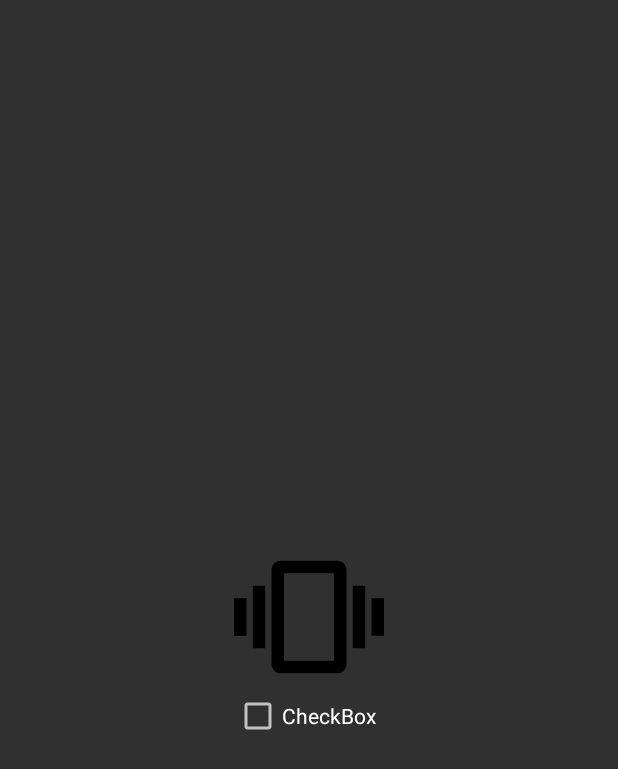
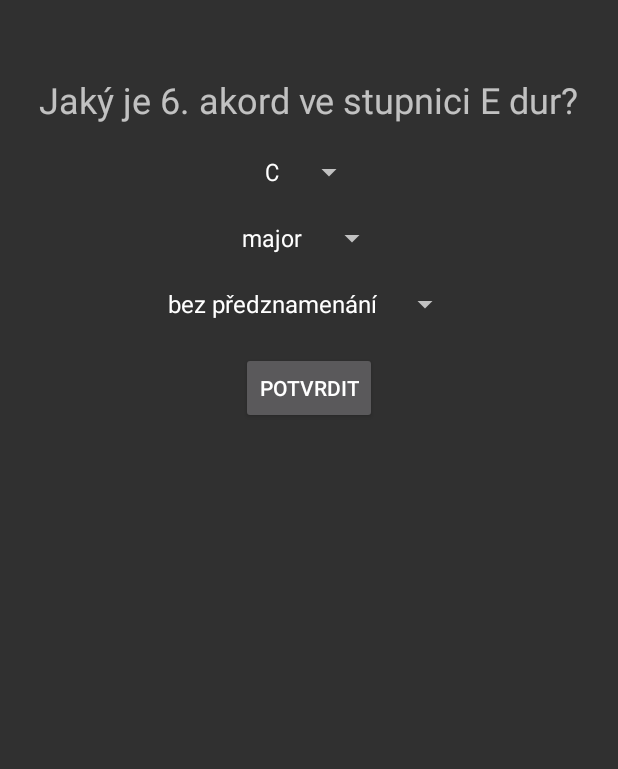
Before and after one commit to Siky55/Android-projects0, an Android app: the screen it shows after launch (SettingsActivity before the commit, QuizActivity after it), after a tap on "SETTINGS", on a phone screen of 412 x 824 dp. Shown: the top 769 px of the screen. Run offline under Robolectric (Android 15) with nearby library versions, the phone set to English and light mode, and no system bars.

Commit message:
Prvotni verze quizu (QuizActivity.java)

```diff
--- a/app/src/main/AndroidManifest.xml
+++ b/app/src/main/AndroidManifest.xml
@@ -1,6 +1,6 @@
 <?xml version="1.0" encoding="utf-8"?>
 <manifest xmlns:android="http://schemas.android.com/apk/res/android"
-    xmlns:tools="http://schemas.android.com/tools" >
+    xmlns:tools="http://schemas.android.com/tools">
 
     <uses-permission android:name="android.permission.VIBRATE" />
 
@@ -14,7 +14,10 @@
         android:roundIcon="@mipmap/ic_launcher_round"
         android:supportsRtl="true"
         android:theme="@style/Theme.FirstApp"
-        tools:targetApi="31" >
+        tools:targetApi="31">
+        <activity
+            android:name=".QuizActivity"
+            android:exported="false" />
         <activity
             android:name=".SettingsActivity"
             android:exported="false"
@@ -24,8 +27,8 @@
         <activity
             android:name=".MainActivity"
             android:exported="true"
-            android:theme="@style/Theme.FirstApp"
-            android:label="Home">
+            android:label="Home"
+            android:theme="@style/Theme.FirstApp">
             <intent-filter>
                 <action android:name="android.intent.action.MAIN" />
 
@@ -46,7 +49,6 @@
             android:name=".MainActivity0"
             android:exported="false"
             android:label="Old Home" />
-
     </application>
 
 </manifest>
--- a/app/src/main/java/com/example/firstapp/MainActivity.java
+++ b/app/src/main/java/com/example/firstapp/MainActivity.java
@@ -25,7 +25,7 @@ public class MainActivity extends AppCompatActivity {
         if(v.getId() == R.id.metronomeBtn2) startActivity(new Intent(this, MetronomeActivity.class));
         else if(v.getId() == R.id.xylophoneBtn2) startActivity(new Intent(this, XylophoneActivity.class));
         else if(v.getId() == R.id.circleBtn2) startActivity(new Intent(this, CircleActivity.class));
-        else if(v.getId() == R.id.settingsBtn2) startActivity(new Intent(this, SettingsActivity.class));
+        else if(v.getId() == R.id.settingsBtn2) startActivity(new Intent(this, QuizActivity.class));
 
     }
 }
--- a/app/src/main/java/com/example/firstapp/MainActivity0.java
+++ b/app/src/main/java/com/example/firstapp/MainActivity0.java
@@ -5,7 +5,6 @@ import android.os.Bundle;
 import android.view.View;
 
 import androidx.appcompat.app.AppCompatActivity;
-
 
 public class MainActivity0 extends AppCompatActivity {
 
--- /dev/null
+++ b/app/src/main/java/com/example/firstapp/QuizActivity.java
@@ -0,0 +1,132 @@
+package com.example.firstapp;
+
+import android.os.Bundle;
+import android.view.View;
+import android.widget.ArrayAdapter;
+import android.widget.Button;
+import android.widget.Spinner;
+import android.widget.TextView;
+import android.widget.Toast;
+import androidx.appcompat.app.AppCompatActivity;
+
+import java.util.Random;
+
+public class QuizActivity extends AppCompatActivity {
+
+    private TextView questionTextView;
+    private Spinner noteSpinner, scaleSpinner, accidentalSpinner;
+    private Button submitButton;
+
+    private String currentKey;
+    private int currentChordNumber;
+
+    private String[] keys = {"C", "G", "D", "A", "E", "B", "F#", "Db", "Ab", "Eb", "Bb", "F"};
+    private String[][] majorScales = {
+            {"C", "D", "E", "F", "G", "A", "B"},
+            {"G", "A", "B", "C", "D", "E", "F#"},
+            {"D", "E", "F#", "G", "A", "B", "C#"},
+            {"A", "B", "C#", "D", "E", "F#", "G#"},
+            {"E", "F#", "G#", "A", "B", "C#", "D#"},
+            {"B", "C#", "D#", "E", "F#", "G#", "A#"},
+            {"F#", "G#", "A#", "B", "C#", "D#", "E#"},
+            {"Db", "Eb", "F", "Gb", "Ab", "Bb", "C"},
+            {"Ab", "Bb", "C", "Db", "Eb", "F", "G"},
+            {"Eb", "F", "G", "Ab", "Bb", "C", "D"},
+            {"Bb", "C", "D", "Eb", "F", "G", "A"},
+            {"F", "G", "A", "Bb", "C", "D", "E"}
+    };
+
+    private String[][] minorScales = {
+            {"A", "B", "C", "D", "E", "F", "G"},
+            {"E", "F#", "G", "A", "B", "C", "D"},
+            {"B", "C#", "D", "E", "F#", "G", "A"},
+            {"F#", "G#", "A", "B", "C#", "D", "E"},
+            {"C#", "D#", "E", "F#", "G#", "A", "B"},
+            {"G#", "A#", "B", "C#", "D#", "E", "F#"},
+            {"D#", "E#", "F#", "G#", "A#", "B", "C#"},
+            {"Bb", "C", "Db", "Eb", "F", "Gb", "Ab"},
+            {"F", "G", "Ab", "Bb", "C", "Db", "Eb"},
+            {"C", "D", "Eb", "F", "G", "Ab", "Bb"},
+            {"G", "A", "Bb", "C", "D", "Eb", "F"},
+            {"D", "E", "F", "G", "A", "Bb", "C"}
+    };
+
+    @Override
+    protected void onCreate(Bundle savedInstanceState) {
+        super.onCreate(savedInstanceState);
+        setContentView(R.layout.activity_quiz);
+
+        questionTextView = findViewById(R.id.questionTextView);
+        noteSpinner = findViewById(R.id.noteSpinner);
+        scaleSpinner = findViewById(R.id.scaleSpinner);
+        accidentalSpinner = findViewById(R.id.accidentalSpinner);
+        submitButton = findViewById(R.id.submitButton);
+
+        ArrayAdapter<CharSequence> noteAdapter = ArrayAdapter.createFromResource(this,
+                R.array.notes_array, android.R.layout.simple_spinner_item);
+        noteAdapter.setDropDownViewResource(android.R.layout.simple_spinner_dropdown_item);
+        noteSpinner.setAdapter(noteAdapter);
+
+        ArrayAdapter<CharSequence> scaleAdapter = ArrayAdapter.createFromResource(this,
+                R.array.scales_array, android.R.layout.simple_spinner_item);
+        scaleAdapter.setDropDownViewResource(android.R.layout.simple_spinner_dropdown_item);
+        scaleSpinner.setAdapter(scaleAdapter);
+
+        ArrayAdapter<CharSequence> accidentalAdapter = ArrayAdapter.createFromResource(this,
+                R.array.accidentals_array, android.R.layout.simple_spinner_item);
+        accidentalAdapter.setDropDownViewResource(android.R.layout.simple_spinner_dropdown_item);
+        accidentalSpinner.setAdapter(accidentalAdapter);
+        accidentalSpinner.setSelection(0);  // Nastavení výchozí hodnoty na "bez předznamenání"
+
+        generateNewQuestion();
+
+        submitButton.setOnClickListener(new View.OnClickListener() {
+            @Override
+            public void onClick(View v) {
+                checkAnswer();
+            }
+        });
+    }
+
+    private void generateNewQuestion() {
+        Random rand = new Random();
+        int keyIndex = rand.nextInt(keys.length);
+        currentKey = keys[keyIndex];
+        currentChordNumber = rand.nextInt(7) + 1; // 1 až 7
+
+        String question = getString(R.string.question_text, currentChordNumber, currentKey);
+        questionTextView.setText(question);
+    }
+
+    private void checkAnswer() {
+        String selectedNote = noteSpinner.getSelectedItem().toString();
+        String selectedScale = scaleSpinner.getSelectedItem().toString();
+        String selectedAccidental = accidentalSpinner.getSelectedItem().toString();
+
+        int keyIndex = -1;
+        for (int i = 0; i < keys.length; i++) {
+            if (keys[i].equals(currentKey)) {
+                keyIndex = i;
+                break;
+            }
+        }
+
+        String correctNote;
+        if (selectedScale.equals("major")) {
+            correctNote = majorScales[keyIndex][currentChordNumber - 1];
+        } else {
+            correctNote = minorScales[keyIndex][currentChordNumber - 1];
+        }
+
+        if (selectedAccidental.equals("bez předznamenání")) {
+            selectedAccidental = "";
+        }
+
+        if (selectedNote.equals(correctNote) && selectedAccidental.equals("") && selectedScale.equals("major")) {
+            Toast.makeText(this, getString(R.string.correct_answer_text), Toast.LENGTH_SHORT).show();
+            generateNewQuestion();
+        } else {
+            Toast.makeText(this, getString(R.string.wrong_answer_text), Toast.LENGTH_SHORT).show();
+        }
+    }
+}
--- /dev/null
+++ b/app/src/main/res/layout/activity_quiz.xml
@@ -0,0 +1,49 @@
+<?xml version="1.0" encoding="utf-8"?>
+<RelativeLayout xmlns:android="http://schemas.android.com/apk/res/android"
+    xmlns:tools="http://schemas.android.com/tools"
+    android:layout_width="match_parent"
+    android:layout_height="match_parent"
+    tools:context=".QuizActivity">
+
+    <TextView
+        android:id="@+id/questionTextView"
+        android:layout_width="wrap_content"
+        android:layout_height="wrap_content"
+        android:text="Jaký je X. akord ve stupnici Y?"
+        android:textSize="24sp"
+        android:layout_centerHorizontal="true"
+        android:layout_marginTop="50dp"/>
+
+    <Spinner
+        android:id="@+id/noteSpinner"
+        android:layout_width="wrap_content"
+        android:layout_height="wrap_content"
+        android:layout_below="@id/questionTextView"
+        android:layout_centerHorizontal="true"
+        android:layout_marginTop="20dp"/>
+
+    <Spinner
+        android:id="@+id/scaleSpinner"
+        android:layout_width="wrap_content"
+        android:layout_height="wrap_content"
+        android:layout_below="@id/noteSpinner"
+        android:layout_centerHorizontal="true"
+        android:layout_marginTop="20dp"/>
+
+    <Spinner
+        android:id="@+id/accidentalSpinner"
+        android:layout_width="wrap_content"
+        android:layout_height="wrap_content"
+        android:layout_below="@id/scaleSpinner"
+        android:layout_centerHorizontal="true"
+        android:layout_marginTop="20dp"/>
+
+    <Button
+        android:id="@+id/submitButton"
+        android:layout_width="wrap_content"
+        android:layout_height="wrap_content"
+        android:text="@string/submit_button_text"
+        android:layout_below="@id/accidentalSpinner"
+        android:layout_centerHorizontal="true"
+        android:layout_marginTop="20dp"/>
+</RelativeLayout>
--- a/app/src/main/res/values/strings.xml
+++ b/app/src/main/res/values/strings.xml
@@ -45,4 +45,31 @@
         libero vel nunc consequat, quis tincidunt nisl eleifend. Cras bibendum enim a justo luctus
         vestibulum. Fusce dictum libero quis erat maximus, vitae volutpat diam dignissim.
     </string>
+
+    <string name="question_text">Jaký je %1$d. akord ve stupnici %2$s dur?</string>
+    <string name="submit_button_text">Potvrdit</string>
+    <string name="correct_answer_text">Správně!</string>
+    <string name="wrong_answer_text">Špatně, zkuste znovu.</string>
+
+    <string-array name="notes_array">
+        <item>C</item>
+        <item>D</item>
+        <item>E</item>
+        <item>F</item>
+        <item>G</item>
+        <item>A</item>
+        <item>B</item>
+    </string-array>
+
+    <string-array name="scales_array">
+        <item>major</item>
+        <item>minor</item>
+    </string-array>
+
+    <string-array name="accidentals_array">
+        <item>bez předznamenání</item>
+        <item>♯</item>
+        <item>♭</item>
+    </string-array>
+
 </resources>
```
